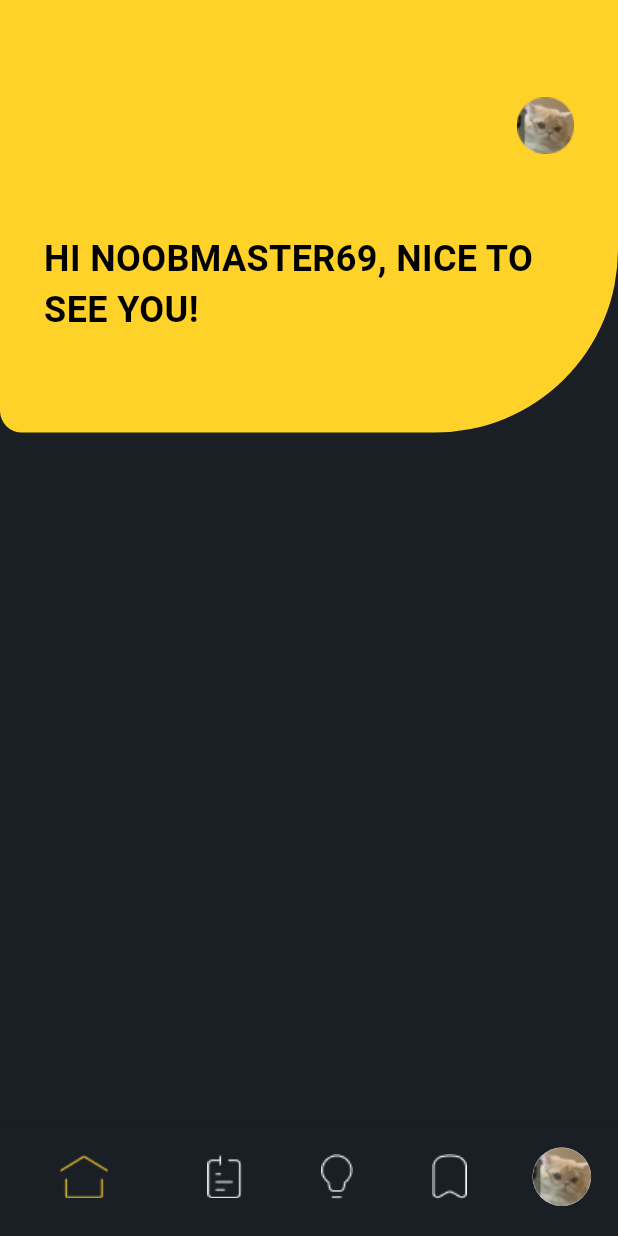
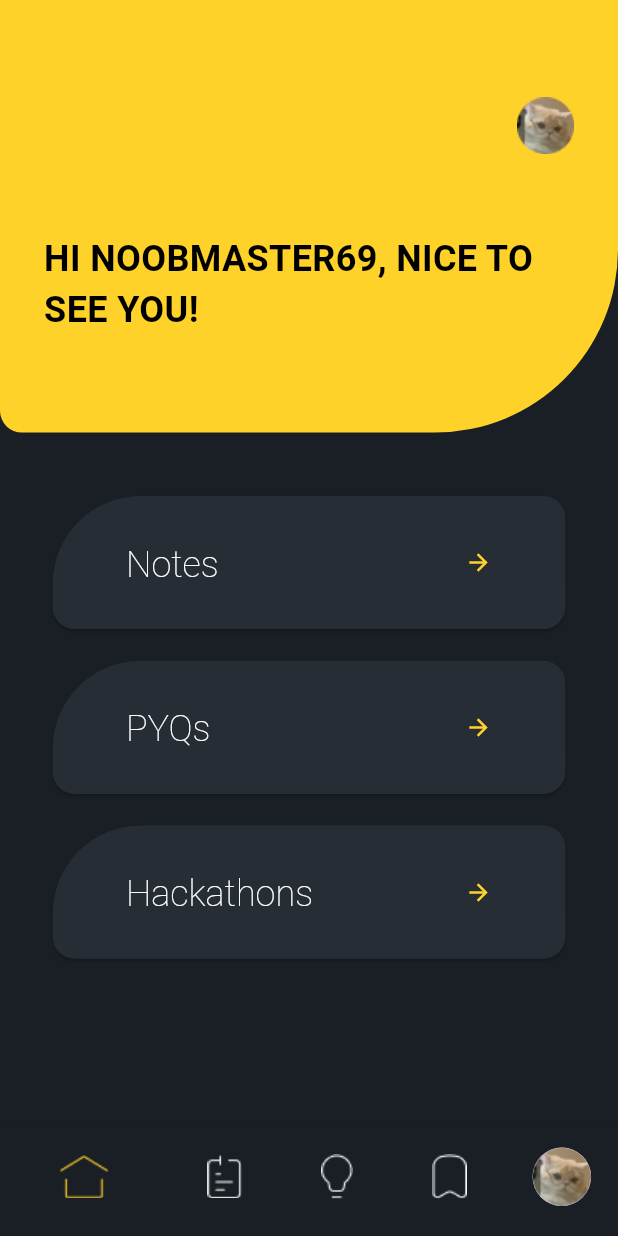
Before and after one commit to TeeWrath/NoteX, a Flutter app: the screen it shows after launch, on a phone screen of 412 x 824 dp. Run offline on Flutter 3.47's test engine with Material 3 defaults, Android fonts, the phone set to English and light mode, and no system bars; drawn by our look-alikes of flutter_platform_widgets; our stand-ins replace file_picker, flutter_screenutil, get_it, go_router, google_fonts, image_picker.

Commit message:
feat: home page UI complete

```diff
--- /dev/null
+++ b/lib/core/widgets/buttons/home_button.dart
@@ -0,0 +1,61 @@
+import 'package:flutter/material.dart';
+import 'package:flutter_screenutil/flutter_screenutil.dart';
+import 'package:notex/core/theme/app_theme.dart';
+
+class HomeButton extends StatelessWidget {
+  const HomeButton({
+    super.key,
+    this.onPressed,
+    this.child = const Text('Something'),
+    this.padding,
+    this.alignment,
+    this.widgetKey,
+    this.iconData,
+    this.iconColor,
+  });
+
+  final Function()? onPressed;
+  final Widget child;
+  final EdgeInsets? padding;
+  final AlignmentGeometry? alignment;
+  final Key? widgetKey;
+  final IconData? iconData;
+  final Color? iconColor;
+
+  @override
+  Widget build(BuildContext context) {
+    return ElevatedButton(
+      style: ElevatedButton.styleFrom(
+        fixedSize: Size(700.w, 42.h),
+        // enabledMouseCursor: MouseCursor.defer,
+        alignment: alignment,
+        shape: RoundedRectangleBorder(
+          borderRadius: BorderRadius.only(
+            topRight: Radius.circular(30.r),
+            topLeft: Radius.circular(120.r),
+            bottomLeft: Radius.circular(30.r),
+            bottomRight: Radius.circular(30.r),
+          ),
+        ),
+        textStyle: AppTheme.dark()
+            .textTheme
+            .titleMedium!
+            .copyWith(fontWeight: FontWeight.w200, color: Colors.white),
+        backgroundColor: AppTheme.dark().primaryColor,
+        padding: padding,
+      ),
+      onPressed: onPressed,
+      child: Row(
+        mainAxisAlignment: MainAxisAlignment.spaceBetween,
+        children: [
+          child,
+          if (iconData != null)
+            Icon(
+              iconData,
+              color: iconColor ?? AppTheme.dark().colorScheme.secondary,
+            ),
+        ],
+      ),
+    );
+  }
+}
--- a/lib/core/widgets/common_scaffold.dart
+++ b/lib/core/widgets/common_scaffold.dart
@@ -1,8 +1,9 @@
 import 'package:flutter/material.dart';
 import 'package:flutter_screenutil/flutter_screenutil.dart';
+import 'package:go_router/go_router.dart';
 import 'package:notex/core/theme/app_theme.dart';
 import 'package:notex/core/widgets/bottom_nav_bar.dart';
-import 'package:notex/core/widgets/search_text_field.dart';
+import 'package:notex/core/widgets/text_fields/search_text_field.dart';
 import 'package:provider/provider.dart';
 
 class CommonScaffold extends StatelessWidget {
@@ -25,7 +26,9 @@ class CommonScaffold extends StatelessWidget {
               ? AppBar(
                   backgroundColor: AppTheme.dark().scaffoldBackgroundColor,
                   leading: IconButton(
-                      onPressed: () {},
+                      onPressed: () {
+                        context.pop();
+                      },
                       icon: Icon(
                         Icons.arrow_back_rounded,
                         color: AppTheme.dark().colorScheme.secondary,
--- a/lib/screens/auth_screens/enter_details.dart
+++ b/lib/screens/auth_screens/enter_details.dart
@@ -5,9 +5,9 @@ import 'package:go_router/go_router.dart';
 import 'package:notex/core/routes/app_route_const.dart';
 import 'package:notex/core/theme/app_theme.dart';
 import 'package:notex/core/theme/colors.dart';
-import 'package:notex/core/widgets/auth_button.dart';
-import 'package:notex/core/widgets/common_text_form_field.dart';
-import 'package:notex/core/widgets/dropdownbutton.dart';
+import 'package:notex/core/widgets/buttons/auth_button.dart';
+import 'package:notex/core/widgets/text_fields/common_text_form_field.dart';
+import 'package:notex/core/widgets/buttons/dropdownbutton.dart';
 import 'package:notex/providers/auth_provider.dart';
 import 'package:provider/provider.dart';
 
--- a/lib/screens/auth_screens/splash.dart
+++ b/lib/screens/auth_screens/splash.dart
@@ -4,7 +4,7 @@ import 'package:flutter_screenutil/flutter_screenutil.dart';
 import 'package:go_router/go_router.dart';
 import 'package:notex/core/routes/app_route_const.dart';
 import 'package:notex/core/theme/app_theme.dart';
-import 'package:notex/core/widgets/auth_button.dart';
+import 'package:notex/core/widgets/buttons/auth_button.dart';
 
 class Splash extends StatelessWidget {
   const Splash({super.key});
--- a/lib/screens/home/home.dart
+++ b/lib/screens/home/home.dart
@@ -1,7 +1,10 @@
 import 'package:flutter/material.dart';
 import 'package:flutter_platform_widgets/flutter_platform_widgets.dart';
 import 'package:flutter_screenutil/flutter_screenutil.dart';
+import 'package:go_router/go_router.dart';
+import 'package:notex/core/routes/app_route_const.dart';
 import 'package:notex/core/theme/app_theme.dart';
+import 'package:notex/core/widgets/buttons/home_button.dart';
 import 'package:notex/core/widgets/common_scaffold.dart';
 import 'package:provider/provider.dart';
 
@@ -14,7 +17,10 @@ class HomeScreen extends StatelessWidget {
       builder: (context, provider, child) {
         return CommonScaffold(
             enableAppBar: false,
-            body: Container(
+            body: SingleChildScrollView(
+              child: Column(
+                children: [
+                  Container(
                     height: 0.35.sh,
                     width: 1.sw,
                     decoration: BoxDecoration(
@@ -23,15 +29,19 @@ class HomeScreen extends StatelessWidget {
                             bottomLeft: Radius.circular(30.r),
                             bottomRight: Radius.circular(250.r))),
                     child: Padding(
-                padding: EdgeInsets.symmetric(horizontal: 60.w, vertical: 2.h),
+                      padding:
+                          EdgeInsets.symmetric(horizontal: 60.w, vertical: 2.h),
                       child: Column(
                         crossAxisAlignment: CrossAxisAlignment.start,
                         mainAxisAlignment: MainAxisAlignment.center,
                         children: [
                           // SizedBox(height: 10.h,),
-                    Align(
+                          GestureDetector(
+                            onTap: (){},
+                            child: Align(
                                 alignment: Alignment.centerRight,
                                 child: Image.asset('assets/catpfp.png')),
+                          ),
                           SizedBox(
                             height: 25.h,
                           ),
@@ -45,6 +55,53 @@ class HomeScreen extends StatelessWidget {
                         ],
                       ),
                     ),
+                  ),
+                  SizedBox(
+                    height: 20.h,
+                  ),
+                  HomeButton(
+                    iconData: Icons.arrow_forward,
+                    padding: EdgeInsets.fromLTRB(100.w, 15.h, 100.w, 15.h),
+                    onPressed: () {},
+                    child: Text(
+                      'Notes',
+                      style: AppTheme.dark().textTheme.titleMedium!.copyWith(
+                          color: Colors.white, fontWeight: FontWeight.w200),
+                    ),
+                  ),
+                  SizedBox(
+                    height: 10.h,
+                  ),
+                  HomeButton(
+                    iconData: Icons.arrow_forward,
+                    padding: EdgeInsets.fromLTRB(100.w, 15.h, 100.w, 15.h),
+                    onPressed: () {},
+                    child: Text(
+                      'PYQs',
+                      style: AppTheme.dark().textTheme.titleMedium!.copyWith(
+                          color: Colors.white, fontWeight: FontWeight.w200),
+                    ),
+                  ),
+                  SizedBox(
+                    height: 10.h,
+                  ),
+                  HomeButton(
+                    iconData: Icons.arrow_forward,
+                    padding: EdgeInsets.fromLTRB(100.w, 15.h, 100.w, 15.h),
+                    onPressed: () {
+                      context.push(Routes.hackathons);
+                    },
+                    child: Text(
+                      'Hackathons',
+                      style: AppTheme.dark().textTheme.titleMedium!.copyWith(
+                          color: Colors.white, fontWeight: FontWeight.w200),
+                    ),
+                  ),
+                  SizedBox(
+                    height: 10.h,
+                  ),
+                ],
+              ),
             ));
       },
     );
```
Also changed, not shown: lib/core/widgets/buttons/auth_button.dart (renamed from lib/core/widgets/auth_button.dart), lib/core/widgets/buttons/dropdownbutton.dart (renamed from lib/core/widgets/dropdownbutton.dart), lib/core/widgets/text_fields/common_text_form_field.dart (renamed from lib/core/widgets/common_text_form_field.dart), lib/core/widgets/text_fields/search_text_field.dart (renamed from lib/core/widgets/search_text_field.dart). Lines whose indentation alone changed are shown as unchanged.
